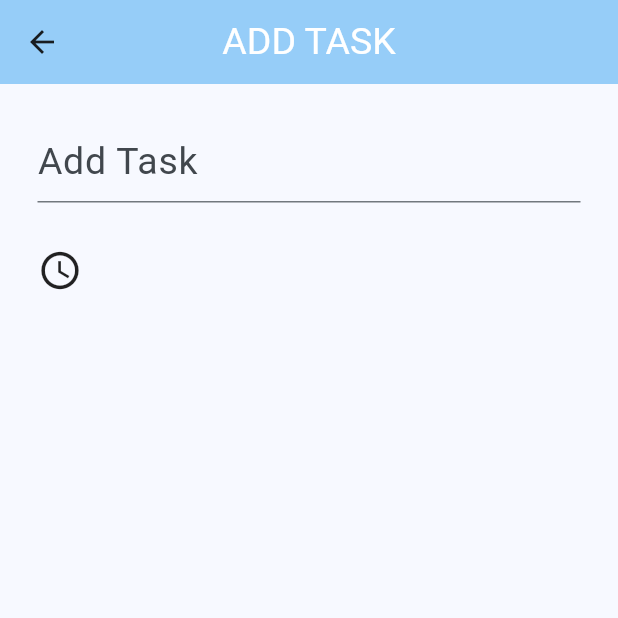
After one commit to Anhakian/Eco_ToDoApp, a Flutter app: the AddTaskPage screen opened by its route, on a phone screen of 412 x 824 dp, the top half of it. The commit adds this screen. Run offline on Flutter 3.47's test engine with Material 3 defaults, Android fonts, the phone set to English and light mode, and no system bars; our stand-ins replace cloud_firestore, firebase_auth, firebase_core; accounts and stored records are empty; network calls fail.

Commit message:
create add_task_page & add functions to read/create tasks

```diff
--- a/lib/main.dart
+++ b/lib/main.dart
@@ -1,6 +1,7 @@
 import 'package:eco_to_do_app/auth/auth.dart';
 import 'package:eco_to_do_app/auth/login_or_register.dart';
 import 'package:eco_to_do_app/firebase_options.dart';
+import 'package:eco_to_do_app/pages/add_task_page.dart';
 import 'package:eco_to_do_app/pages/home_page.dart';
 import 'package:eco_to_do_app/pages/profile_page.dart';
 import 'package:firebase_core/firebase_core.dart';
@@ -29,6 +30,7 @@ class MyApp extends StatelessWidget {
           '/login_register_page': (context) => const LoginOrRegister(),
           '/home_page': (context) => const HomePage(),
           '/profile_page': (context) => ProfilePage(),
+          '/add_task_page': (context) => AddTaskPage(),
         });
   }
 }
--- /dev/null
+++ b/lib/pages/add_task_page.dart
@@ -0,0 +1,59 @@
+import 'package:flutter/material.dart';
+import 'package:cloud_firestore/cloud_firestore.dart';
+import 'package:firebase_auth/firebase_auth.dart';
+
+class AddTaskPage extends StatefulWidget {
+  const AddTaskPage({super.key});
+
+  @override
+  State<AddTaskPage> createState() => _AddTaskPageState();
+}
+
+class _AddTaskPageState extends State<AddTaskPage> {
+  final TextEditingController taskController = TextEditingController();
+
+  @override
+  Widget build(BuildContext context) {
+    return Scaffold(
+        appBar: AppBar(
+          backgroundColor: Theme.of(context).colorScheme.inversePrimary,
+          centerTitle: true,
+          title: const Text(
+            "ADD TASK",
+            style: TextStyle(
+              color: Colors.white,
+              fontSize: 25,
+            ),
+          ),
+        ),
+        body: Padding(
+          padding: const EdgeInsets.all(25.0),
+          child: Column(
+            children: [
+              TextField(
+                controller: taskController,
+                decoration: const InputDecoration(
+                  border: UnderlineInputBorder(),
+                  hintText: "Add Task",
+                  hintStyle: TextStyle(
+                    fontSize: 25,
+                    fontWeight: FontWeight.normal,
+                  ),
+                ),
+              ),
+              const SizedBox(
+                height: 30,
+              ),
+              Row(
+                children: [
+                  Icon(
+                    Icons.access_time,
+                    size: 30,
+                  ),
+                ],
+              )
+            ],
+          ),
+        ));
+  }
+}
--- a/lib/pages/home_page.dart
+++ b/lib/pages/home_page.dart
@@ -34,7 +34,9 @@ class _HomePageState extends State<HomePage> {
 
         // Add Task Button
         floatingActionButton: FloatingActionButton(
-          onPressed: () {},
+          onPressed: () {
+            Navigator.pushNamed(context, '/add_task_page');
+          },
           child: const Icon(Icons.add),
         ),
 
```
Also changed, not shown: lib/services/firestore.dart (+33 -1 lines).
